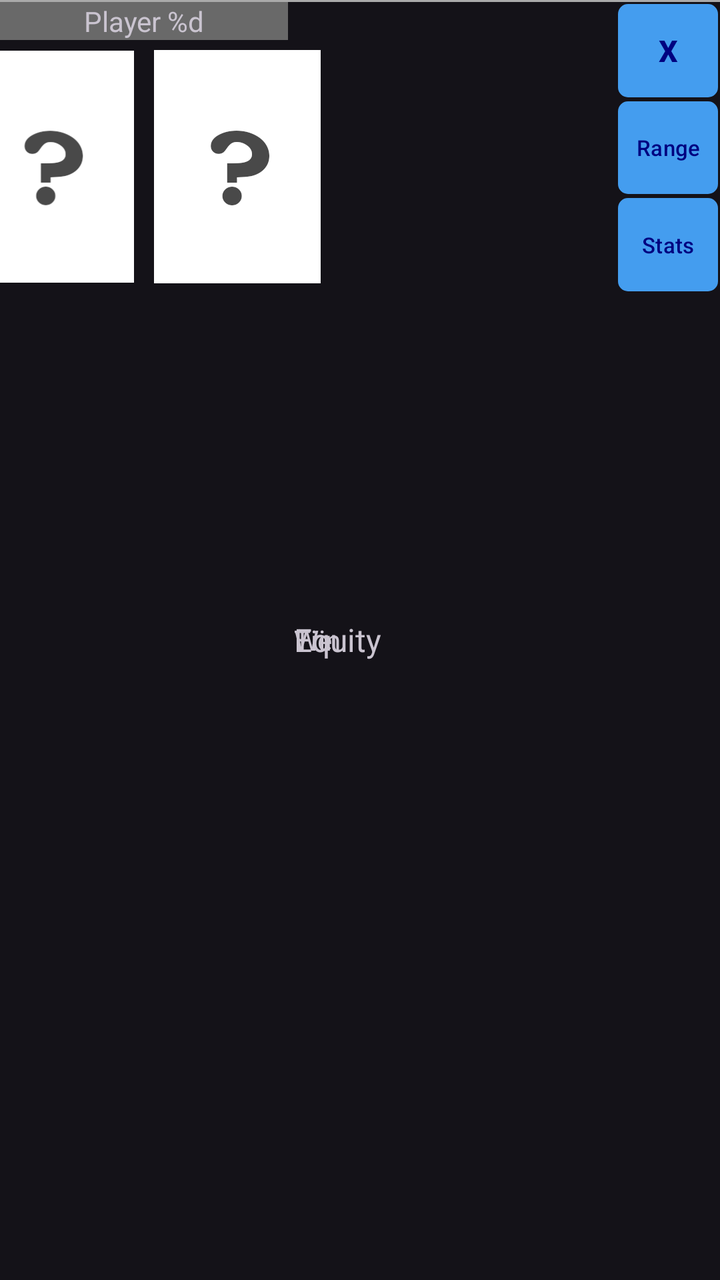
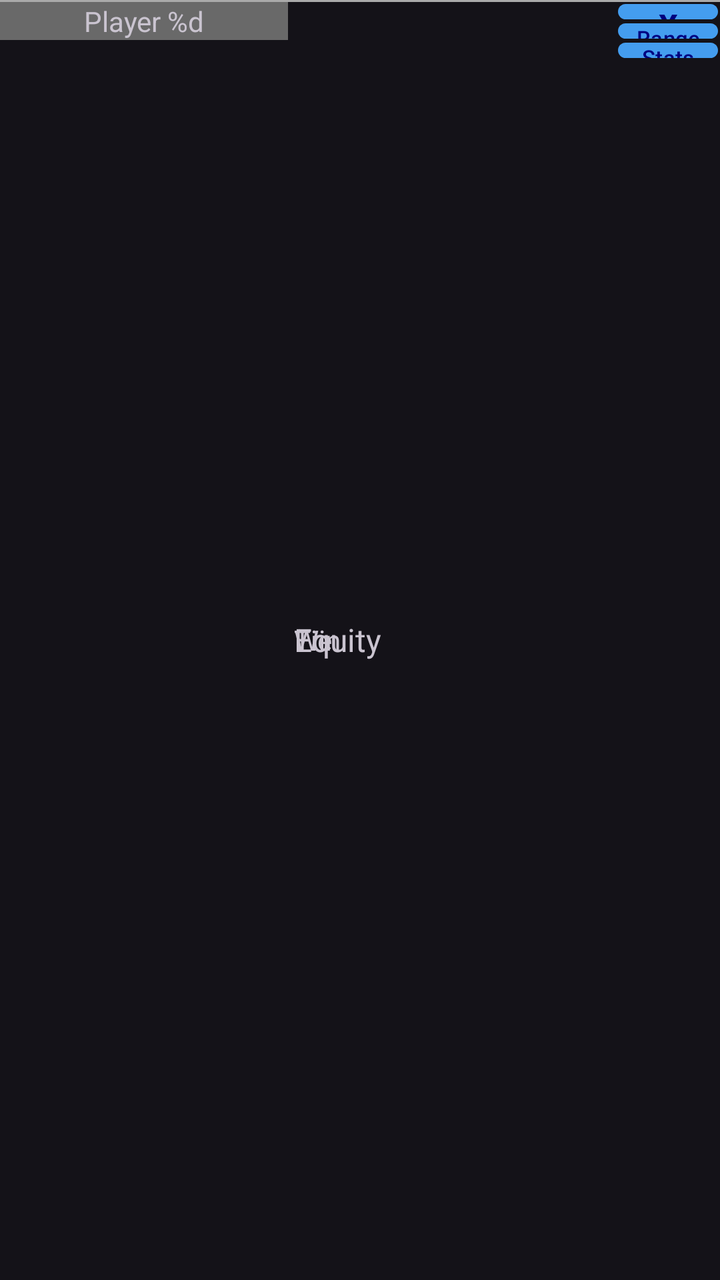

Screens rendered from an Android XML layout before and after an edit, with the pre-edit source and the edit as a unified diff.
<!-- AndroidManifest.xml: application theme Theme.CJPokerOddsCalculator -->
<!-- res/layout/texas_holdem_player_row.xml -->
<?xml version="1.0" encoding="utf-8"?>
<androidx.constraintlayout.widget.ConstraintLayout
    xmlns:android="http://schemas.android.com/apk/res/android"
    xmlns:app="http://schemas.android.com/apk/res-auto"
    android:layout_width="match_parent"
    android:layout_height="wrap_content">

    <androidx.constraintlayout.widget.Group
        android:layout_width="wrap_content"
        android:layout_height="wrap_content"
        app:constraint_referenced_ids="card1,card2"
        android:id="@+id/two_cards" />

    <androidx.constraintlayout.widget.Barrier
        android:id="@+id/barrier"
        app:barrierDirection="bottom"
        android:layout_width="wrap_content"
        android:layout_height="wrap_content"
        app:constraint_referenced_ids="card1,range"/>

    <View
        android:id="@+id/divider"
        android:layout_width="match_parent"
        android:layout_height="1dp"
        android:background="@android:color/darker_gray"
        app:layout_constraintTop_toTopOf="parent" />

    <TextView
        android:id="@+id/player_text"
        android:text="@string/player"
        android:gravity="center_horizontal"
        android:layout_width="0dp"
        android:layout_height="wrap_content"
        android:background="#696969"
        app:layout_constraintTop_toBottomOf="@id/divider"
        app:layout_constraintLeft_toLeftOf="parent"
        app:layout_constraintWidth_percent="0.4" />

    <ImageButton
        android:id="@+id/range"
        android:layout_width="wrap_content"
        android:layout_height="wrap_content"
        android:background="@null"
        android:scaleType="fitCenter"
        android:adjustViewBounds="true"
        android:contentDescription="@string/card1"
        android:padding="5dp"
        android:visibility="gone"
        app:layout_constraintTop_toBottomOf="@id/player_text"
        app:layout_constraintLeft_toLeftOf="parent"
        app:layout_constraintRight_toRightOf="@id/player_text"/>

    <ImageButton
        android:id="@+id/card1"
        android:contentDescription="@string/card1"
        app:layout_constraintTop_toBottomOf="@id/player_text"
        app:layout_constraintLeft_toLeftOf="parent"
        app:layout_constraintRight_toLeftOf="@id/card2"
        style="@style/SelectCardButton" />

    <ImageButton
        android:id="@+id/card2"
        android:contentDescription="@string/card2"
        app:layout_constraintTop_toBottomOf="@id/player_text"
        app:layout_constraintLeft_toRightOf="@id/card1"
        app:layout_constraintRight_toRightOf="@id/player_text"
        style="@style/SelectCardButton" />


    <androidx.appcompat.widget.AppCompatTextView
        android:id="@+id/equity_text"
        android:layout_width="wrap_content"
        android:layout_height="match_parent"
        android:gravity="center_vertical"
        android:textSize="16sp"
        android:text="@string/equity"
        android:layout_marginStart="3dp"
        app:layout_constraintTop_toBottomOf="@id/divider"
        app:layout_constraintBottom_toTopOf="@id/space_1"
        app:layout_constraintLeft_toRightOf="@id/player_text"
        app:layout_constraintRight_toLeftOf="@id/equity"/>

    <androidx.appcompat.widget.AppCompatTextView
        android:id="@+id/equity"
        android:layout_width="0dp"
        android:layout_height="match_parent"
        android:gravity="center|end"
        android:textSize="30sp"
        android:layout_marginEnd="5dp"
        app:layout_constraintTop_toBottomOf="@id/divider"
        app:layout_constraintBottom_toTopOf="@id/space_1"
        app:layout_constraintLeft_toRightOf="@id/equity_text"
        app:layout_constraintRight_toLeftOf="@id/remove"
        />

    <Space
        android:id="@+id/space_1"
        android:layout_width="match_parent"
        android:layout_height="1px"
        android:visibility="gone"
        app:layout_constraintTop_toTopOf="@id/player_text"
        app:layout_constraintBottom_toBottomOf="@id/barrier" />

    <androidx.appcompat.widget.AppCompatTextView
        android:id="@+id/win_text"
        android:layout_width="wrap_content"
        android:layout_height="match_parent"
        android:gravity="center_vertical"
        android:textSize="14sp"
        android:text="@string/win"
        android:layout_marginStart="3dp"
        app:layout_constraintTop_toBottomOf="@id/space_1"
        app:layout_constraintBottom_toTopOf="@id/space_2"
        app:layout_constraintLeft_toRightOf="@id/player_text"
        app:layout_constraintRight_toLeftOf="@id/win"/>

    <androidx.appcompat.widget.AppCompatTextView
        android:id="@+id/win"
        android:layout_width="0dp"
        android:layout_height="match_parent"
        android:gravity="center|end"
        android:textSize="22sp"
        android:layout_marginEnd="5dp"
        app:layout_constraintTop_toBottomOf="@id/space_1"
        app:layout_constraintBottom_toTopOf="@id/space_2"
        app:layout_constraintLeft_toRightOf="@id/win_text"
        app:layout_constraintRight_toLeftOf="@id/remove" />

    <Space
        android:id="@+id/space_2"
        android:layout_width="match_parent"
        android:layout_height="1px"
        android:visibility="gone"
        app:layout_constraintTop_toBottomOf="@id/space_1"
        app:layout_constraintBottom_toBottomOf="@id/barrier" />

    <androidx.appcompat.widget.AppCompatTextView
        android:id="@+id/tie_text"
        android:layout_width="wrap_content"
        android:layout_height="match_parent"
        android:gravity="center_vertical"
        android:textSize="14sp"
        android:text="@string/tie"
        android:layout_marginStart="3dp"
        app:layout_constraintTop_toBottomOf="@id/space_2"
        app:layout_constraintBottom_toTopOf="@id/barrier"
        app:layout_constraintLeft_toRightOf="@id/player_text"
        app:layout_constraintRight_toLeftOf="@id/tie"/>

    <androidx.appcompat.widget.AppCompatTextView
        android:id="@+id/tie"
        android:layout_width="0dp"
        android:layout_height="match_parent"
        android:gravity="center|end"
        android:textSize="22sp"
        android:layout_marginEnd="5dp"
        app:layout_constraintTop_toBottomOf="@id/space_2"
        app:layout_constraintBottom_toTopOf="@id/barrier"
        app:layout_constraintLeft_toRightOf="@id/tie_text"
        app:layout_constraintRight_toLeftOf="@id/remove" />

    <com.google.android.material.button.MaterialButton
        android:id="@+id/remove"
        android:layout_width="50dp"
        android:layout_height="0dp"
        android:text="@string/remove_player"
        android:minWidth="0dp"
        android:textStyle="bold"
        android:textSize="15sp"
        android:padding="0dp"
        app:cornerRadius="5dp"
        android:insetBottom="0dp"
        android:insetTop="0dp"
        android:layout_margin="1dp"
        app:layout_constraintTop_toBottomOf="@id/divider"
        app:layout_constraintBottom_toTopOf="@id/hand_range_button"
        app:layout_constraintRight_toRightOf="parent"/>

    <com.google.android.material.button.MaterialButton
        android:id="@+id/hand_range_button"
        android:layout_width="50dp"
        android:layout_height="0dp"
        android:text="@string/range"
        android:textSize="11sp"
        android:padding="0dp"
        app:cornerRadius="5dp"
        android:insetBottom="0dp"
        android:insetTop="0dp"
        android:layout_margin="1dp"
        app:layout_constraintTop_toBottomOf="@id/remove"
        app:layout_constraintBottom_toTopOf="@id/stats_button"
        app:layout_constraintRight_toRightOf="parent" />

    <com.google.android.material.button.MaterialButton
        android:id="@+id/stats_button"
        android:layout_width="50dp"
        android:layout_height="0dp"
        android:text="@string/stats"
        android:textSize="11sp"
        android:padding="0dp"
        app:cornerRadius="5dp"
        android:insetBottom="0dp"
        android:insetTop="0dp"
        android:layout_margin="1dp"
        app:layout_constraintTop_toBottomOf="@id/hand_range_button"
        app:layout_constraintBottom_toBottomOf="@id/barrier"
        app:layout_constraintRight_toRightOf="parent" />

    <include
        android:id="@+id/stats_view"
        layout="@layout/stats_layout"
        android:layout_width="match_parent"
        android:layout_height="wrap_content"
        android:layout_marginTop="10dp"
        app:layout_constraintTop_toBottomOf="@id/barrier"
        app:layout_constraintBottom_toBottomOf="parent"
        app:layout_constraintLeft_toLeftOf="parent"
        app:layout_constraintRight_toRightOf="parent" />

</androidx.constraintlayout.widget.ConstraintLayout>
<!-- res/layout/stats_layout.xml (included above) -->
<androidx.constraintlayout.widget.ConstraintLayout
    xmlns:android="http://schemas.android.com/apk/res/android"
    xmlns:app="http://schemas.android.com/apk/res-auto"
    android:layout_width="match_parent"
    android:layout_height="wrap_content"
    android:visibility="gone" >

    <androidx.constraintlayout.widget.Guideline
        android:id="@+id/guideline_1"
        android:layout_width="wrap_content"
        android:layout_height="wrap_content"
        android:orientation="vertical"
        app:layout_constraintGuide_percent="0.05" />

    <androidx.constraintlayout.widget.Guideline
        android:id="@+id/guideline_2"
        android:layout_width="wrap_content"
        android:layout_height="wrap_content"
        android:orientation="vertical"
        app:layout_constraintGuide_percent="0.4" />

    <androidx.constraintlayout.widget.Guideline
        android:id="@+id/guideline_3"
        android:layout_width="wrap_content"
        android:layout_height="wrap_content"
        android:orientation="vertical"
        app:layout_constraintGuide_percent="0.6" />

    <androidx.constraintlayout.widget.Guideline
        android:id="@+id/guideline_4"
        android:layout_width="wrap_content"
        android:layout_height="wrap_content"
        android:orientation="vertical"
        app:layout_constraintGuide_percent="0.95" />

    <TextView
        android:id="@+id/high_card_text"
        android:text="@string/high_card"
        app:layout_constraintTop_toTopOf="parent"
        app:layout_constraintLeft_toRightOf="@id/guideline_1"
        app:layout_constraintRight_toLeftOf="@id/high_card"
        style="@style/StatsText"/>

    <TextView
        android:id="@+id/high_card"
        app:layout_constraintTop_toTopOf="parent"
        app:layout_constraintLeft_toRightOf="@id/high_card_text"
        app:layout_constraintRight_toLeftOf="@id/guideline_2"
        style="@style/StatsText"/>

    <TextView
        android:id="@+id/flush_text"
        android:text="@string/flush"
        app:layout_constraintTop_toTopOf="parent"
        app:layout_constraintLeft_toRightOf="@id/guideline_3"
        app:layout_constraintRight_toLeftOf="@id/flush"
        style="@style/StatsText"/>

    <TextView
        android:id="@+id/flush"
        app:layout_constraintTop_toTopOf="parent"
        app:layout_constraintLeft_toRightOf="@id/flush_text"
        app:layout_constraintRight_toLeftOf="@id/guideline_4"
        style="@style/StatsText"/>

    <TextView
        android:id="@+id/one_pair_text"
        android:text="@string/one_pair"
        app:layout_constraintTop_toBottomOf="@id/high_card_text"
        app:layout_constraintLeft_toRightOf="@id/guideline_1"
        app:layout_constraintRight_toLeftOf="@id/one_pair"
        style="@style/StatsText"/>

    <TextView
        android:id="@+id/one_pair"
        app:layout_constraintTop_toBottomOf="@id/high_card"
        app:layout_constraintLeft_toRightOf="@id/one_pair_text"
        app:layout_constraintRight_toLeftOf="@id/guideline_2"
        style="@style/StatsText"/>

    <TextView
        android:id="@+id/full_house_text"
        android:text="@string/full_house"
        app:layout_constraintTop_toBottomOf="@id/flush_text"
        app:layout_constraintLeft_toRightOf="@id/guideline_3"
        app:layout_constraintRight_toLeftOf="@id/full_house"
        style="@style/StatsText"/>

    <TextView
        android:id="@+id/full_house"
        app:layout_constraintTop_toBottomOf="@id/flush"
        app:layout_constraintLeft_toRightOf="@id/full_house_text"
        app:layout_constraintRight_toLeftOf="@id/guideline_4"
        style="@style/StatsText"/>

    <TextView
        android:id="@+id/two_pair_text"
        android:text="@string/two_pair"
        app:layout_constraintTop_toBottomOf="@id/one_pair_text"
        app:layout_constraintLeft_toRightOf="@id/guideline_1"
        app:layout_constraintRight_toLeftOf="@id/two_pair"
        style="@style/StatsText"/>

    <TextView
        android:id="@+id/two_pair"
        app:layout_constraintTop_toBottomOf="@id/one_pair"
        app:layout_constraintLeft_toRightOf="@id/two_pair_text"
        app:layout_constraintRight_toLeftOf="@id/guideline_2"
        style="@style/StatsText"/>

    <TextView
        android:id="@+id/four_of_a_kind_text"
        android:text="@string/_4_of_a_kind"
        app:layout_constraintTop_toBottomOf="@id/full_house_text"
        app:layout_constraintLeft_toRightOf="@id/guideline_3"
        app:layout_constraintRight_toLeftOf="@id/four_of_a_kind"
        style="@style/StatsText"/>

    <TextView
        android:id="@+id/four_of_a_kind"
        app:layout_constraintTop_toBottomOf="@id/full_house"
        app:layout_constraintLeft_toRightOf="@id/four_of_a_kind_text"
        app:layout_constraintRight_toLeftOf="@id/guideline_4"
        style="@style/StatsText"/>

    <TextView
        android:id="@+id/three_of_a_kind_text"
        android:text="@string/_3_of_a_kind"
        app:layout_constraintTop_toBottomOf="@id/two_pair_text"
        app:layout_constraintLeft_toRightOf="@id/guideline_1"
        app:layout_constraintRight_toLeftOf="@id/three_of_a_kind"
        style="@style/StatsText"/>

    <TextView
        android:id="@+id/three_of_a_kind"
        app:layout_constraintTop_toBottomOf="@id/two_pair"
        app:layout_constraintLeft_toRightOf="@id/three_of_a_kind_text"
        app:layout_constraintRight_toLeftOf="@id/guideline_2"
        style="@style/StatsText"/>

    <TextView
        android:id="@+id/straight_flush_text"
        android:text="@string/straight_flush"
        app:layout_constraintTop_toBottomOf="@id/four_of_a_kind_text"
        app:layout_constraintBottom_toTopOf="@id/straight_text"
        app:layout_constraintLeft_toRightOf="@id/guideline_3"
        app:layout_constraintRight_toLeftOf="@id/straight_flush"
        style="@style/StatsText"/>

    <TextView
        android:id="@+id/straight_flush"
        app:layout_constraintTop_toBottomOf="@id/four_of_a_kind"
        app:layout_constraintLeft_toRightOf="@id/straight_flush_text"
        app:layout_constraintRight_toLeftOf="@id/guideline_4"
        style="@style/StatsText"/>

    <TextView
        android:id="@+id/straight_text"
        android:text="@string/straight"
        app:layout_constraintTop_toBottomOf="@id/three_of_a_kind_text"
        app:layout_constraintLeft_toRightOf="@id/guideline_1"
        app:layout_constraintRight_toLeftOf="@id/straight"
        style="@style/StatsText"/>

    <TextView
        android:id="@+id/straight"
        app:layout_constraintTop_toBottomOf="@id/three_of_a_kind"
        app:layout_constraintLeft_toRightOf="@id/straight_text"
        app:layout_constraintRight_toLeftOf="@id/guideline_2"
        style="@style/StatsText"/>

</androidx.constraintlayout.widget.ConstraintLayout>
<!-- resources referenced by this layout -->
<resources>
  <string name="_3_of_a_kind">3 of a Kind</string>
  <string name="_4_of_a_kind">4 of a Kind</string>
  <string name="card1">Card1</string>
  <string name="card2">Card2</string>
  <string name="equity">Equity</string>
  <string name="flush">Flush</string>
  <string name="full_house">Full House</string>
  <string name="high_card">High Card</string>
  <string name="one_pair">One Pair</string>
  <string name="player">Player %d</string>
  <string name="range">Range</string>
  <string name="remove_player">X</string>
  <string name="stats">Stats</string>
  <string name="straight">Straight</string>
  <string name="straight_flush">Straight Flush</string>
  <string name="tie">Tie</string>
  <string name="two_pair">Two Pair</string>
  <string name="win">Win</string>
  <style name="SelectCardButton" parent="Widget.AppCompat.ImageButton">
          <item name="android:layout_width">wrap_content</item>
          <item name="android:layout_height">wrap_content</item>
          <item name="android:background">@null</item>
          <item name="android:src">@drawable/unknown_button</item>
          <item name="android:scaleType">fitCenter</item>
          <item name="android:adjustViewBounds">true</item>
          <item name="android:padding">5dp</item>
      </style>
  <style name="StatsText" parent="Widget.AppCompat.TextView">
          <item name="android:layout_width">wrap_content</item>
          <item name="android:layout_height">wrap_content</item>
          <item name="android:textSize">12sp</item>
          <item name="layout_constraintHorizontal_chainStyle">spread_inside</item>
      </style>
  <style name="Theme.CJPokerOddsCalculator" parent="Base.Theme.CJPokerOddsCalculator" />
  <!-- drawable unknown_button: png bitmap (drawable-nodpi, 1598 bytes) -->
  <style name="Base.Theme.CJPokerOddsCalculator" parent="Theme.Material3.Dark.NoActionBar">
          <item name="colorPrimary">#449DEF</item>
          <item name="colorOnPrimary">#000080</item>
          <item name="colorPrimaryDark">#000000</item>
      </style>
</resources>

<!-- the commit's change to res/layout/texas_holdem_player_row.xml (unified diff, before → after) -->
@@ -36,21 +36,23 @@
         app:layout_constraintLeft_toLeftOf="parent"
         app:layout_constraintWidth_percent="0.4" />
 
-    <ImageButton
+    <com.google.android.material.imageview.ShapeableImageView
         android:id="@+id/range"
         android:layout_width="wrap_content"
         android:layout_height="wrap_content"
-        android:background="@null"
         android:scaleType="fitCenter"
         android:adjustViewBounds="true"
         android:contentDescription="@string/card1"
         android:padding="5dp"
         android:visibility="gone"
+        app:strokeWidth="1dp"
+        app:strokeColor="@android:color/white"
+        app:shapeAppearanceOverlay="@style/RoundedImage"
         app:layout_constraintTop_toBottomOf="@id/player_text"
         app:layout_constraintLeft_toLeftOf="parent"
         app:layout_constraintRight_toRightOf="@id/player_text"/>
 
-    <ImageButton
+    <com.google.android.material.imageview.ShapeableImageView
         android:id="@+id/card1"
         android:contentDescription="@string/card1"
         app:layout_constraintTop_toBottomOf="@id/player_text"
@@ -58,7 +60,7 @@
         app:layout_constraintRight_toLeftOf="@id/card2"
         style="@style/SelectCardButton" />
 
-    <ImageButton
+    <com.google.android.material.imageview.ShapeableImageView
         android:id="@+id/card2"
         android:contentDescription="@string/card2"
         app:layout_constraintTop_toBottomOf="@id/player_text"
<!-- resource entries referenced after the edit -->
@@ -18,14 +18,18 @@
   <string name="tie">Tie</string>
   <string name="two_pair">Two Pair</string>
   <string name="win">Win</string>
-  <style name="SelectCardButton" parent="Widget.AppCompat.ImageButton">
+  <style name="RoundedImage">
+          <item name="cornerFamily">rounded</item>
+          <item name="cornerSize">5dp</item>
+      </style>
+  <style name="SelectCardButton" parent="Widget.MaterialComponents.ShapeableImageView">
           <item name="android:layout_width">wrap_content</item>
           <item name="android:layout_height">wrap_content</item>
-          <item name="android:background">@null</item>
-          <item name="android:src">@drawable/unknown_button</item>
           <item name="android:scaleType">fitCenter</item>
           <item name="android:adjustViewBounds">true</item>
           <item name="android:padding">5dp</item>
+          <item name="strokeColor">@color/card_selected</item>
+          <item name="shapeAppearanceOverlay">@style/RoundedImage</item>
       </style>
   <style name="StatsText" parent="Widget.AppCompat.TextView">
           <item name="android:layout_width">wrap_content</item>
@@ -34,7 +38,7 @@
           <item name="layout_constraintHorizontal_chainStyle">spread_inside</item>
       </style>
   <style name="Theme.CJPokerOddsCalculator" parent="Base.Theme.CJPokerOddsCalculator" />
-  <!-- drawable unknown_button: png bitmap (drawable-nodpi, 1598 bytes) -->
+  <color name="card_selected">#FFA500</color>
   <style name="Base.Theme.CJPokerOddsCalculator" parent="Theme.Material3.Dark.NoActionBar">
           <item name="colorPrimary">#449DEF</item>
           <item name="colorOnPrimary">#000080</item>
